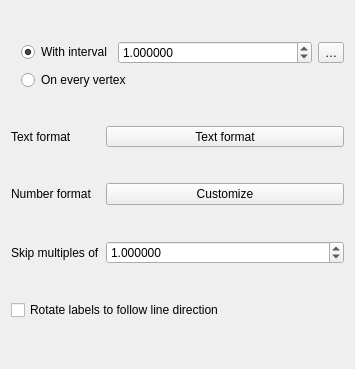
Qt form src/ui/symbollayer/qgslinearreferencingsymbollayerwidgetbase.ui (nyalldawson/QGIS) before a commit.
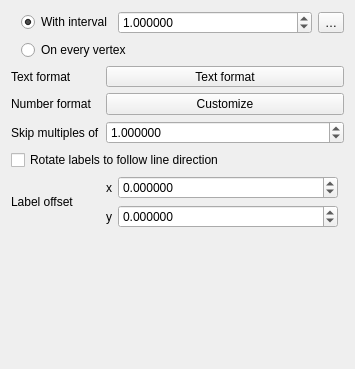
The same form after that commit. Custom widgets are drawn as their Qt base class.

Commit message: Label offset

```diff
--- a/src/ui/symbollayer/qgslinearreferencingsymbollayerwidgetbase.ui
+++ b/src/ui/symbollayer/qgslinearreferencingsymbollayerwidgetbase.ui
@@ -13,7 +13,60 @@
   <property name="windowTitle">
    <string notr="true">Linear Referencing Symbol Layer</string>
   </property>
-  <layout class="QGridLayout" name="gridLayout" rowminimumheight="0,0,0,0,0,1">
+  <layout class="QGridLayout" name="gridLayout">
+   <item row="7" column="1">
+    <spacer name="spacer">
+     <property name="orientation">
+      <enum>Qt::Orientation::Vertical</enum>
+     </property>
+     <property name="sizeHint" stdset="0">
+      <size>
+       <width>0</width>
+       <height>0</height>
+      </size>
+     </property>
+    </spacer>
+   </item>
+   <item row="2" column="1">
+    <widget class="QPushButton" name="mNumberFormatPushButton">
+     <property name="text">
+      <string>Customize</string>
+     </property>
+    </widget>
+   </item>
+   <item row="2" column="0">
+    <widget class="QLabel" name="mUnitLabelLabel_2">
+     <property name="text">
+      <string>Number format</string>
+     </property>
+     <property name="wordWrap">
+      <bool>true</bool>
+     </property>
+     <property name="buddy">
+      <cstring>mUnitLabelLineEdit</cstring>
+     </property>
+    </widget>
+   </item>
+   <item row="1" column="1">
+    <widget class="QgsFontButton" name="mTextFormatButton">
+     <property name="sizePolicy">
+      <sizepolicy hsizetype="Preferred" vsizetype="Fixed">
+       <horstretch>0</horstretch>
+       <verstretch>0</verstretch>
+      </sizepolicy>
+     </property>
+     <property name="text">
+      <string>Text format</string>
+     </property>
+    </widget>
+   </item>
+   <item row="3" column="0">
+    <widget class="QLabel" name="label_2">
+     <property name="text">
+      <string>Skip multiples of</string>
+     </property>
+    </widget>
+   </item>
    <item row="3" column="1">
     <widget class="QgsDoubleSpinBox" name="mSpinSkipMultiples">
      <property name="sizePolicy">
@@ -39,23 +92,6 @@
      </property>
     </widget>
    </item>
-   <item row="5" column="1">
-    <spacer name="spacer"/>
-   </item>
-   <item row="3" column="0">
-    <widget class="QLabel" name="label_2">
-     <property name="text">
-      <string>Skip multiples of</string>
-     </property>
-    </widget>
-   </item>
-   <item row="2" column="1">
-    <widget class="QPushButton" name="mNumberFormatPushButton">
-     <property name="text">
-      <string>Customize</string>
-     </property>
-    </widget>
-   </item>
    <item row="1" column="0">
     <widget class="QLabel" name="label">
      <property name="text">
@@ -63,29 +99,10 @@
      </property>
     </widget>
    </item>
-   <item row="1" column="1">
-    <widget class="QgsFontButton" name="mTextFormatButton">
-     <property name="sizePolicy">
-      <sizepolicy hsizetype="Preferred" vsizetype="Fixed">
-       <horstretch>0</horstretch>
-       <verstretch>0</verstretch>
-      </sizepolicy>
-     </property>
+   <item row="4" column="0" colspan="2">
+    <widget class="QCheckBox" name="mCheckRotate">
      <property name="text">
-      <string>Text format</string>
-     </property>
-    </widget>
-   </item>
-   <item row="2" column="0">
-    <widget class="QLabel" name="mUnitLabelLabel_2">
-     <property name="text">
-      <string>Number format</string>
-     </property>
-     <property name="wordWrap">
-      <bool>true</bool>
-     </property>
-     <property name="buddy">
-      <cstring>mUnitLabelLineEdit</cstring>
+      <string>Rotate labels to follow line direction</string>
      </property>
     </widget>
    </item>
@@ -171,10 +188,97 @@
      </item>
     </layout>
    </item>
-   <item row="4" column="0" colspan="2">
-    <widget class="QCheckBox" name="mCheckRotate">
+   <item row="6" column="1">
+    <layout class="QGridLayout" name="gridLayout_2">
+     <property name="leftMargin">
+      <number>0</number>
+     </property>
+     <property name="topMargin">
+      <number>0</number>
+     </property>
+     <property name="rightMargin">
+      <number>0</number>
+     </property>
+     <property name="bottomMargin">
+      <number>0</number>
+     </property>
+     <item row="0" column="0">
+      <widget class="QLabel" name="label_7">
+       <property name="text">
+        <string>x</string>
+       </property>
+      </widget>
+     </item>
+     <item row="0" column="1">
+      <widget class="QgsDoubleSpinBox" name="mSpinLabelOffsetX">
+       <property name="sizePolicy">
+        <sizepolicy hsizetype="Expanding" vsizetype="Fixed">
+         <horstretch>1</horstretch>
+         <verstretch>0</verstretch>
+        </sizepolicy>
+       </property>
+       <property name="decimals">
+        <number>6</number>
+       </property>
+       <property name="minimum">
+        <double>-99999999.989999994635582</double>
+       </property>
+       <property name="maximum">
+        <double>99999999.989999994635582</double>
+       </property>
+       <property name="singleStep">
+        <double>0.200000000000000</double>
+       </property>
+      </widget>
+     </item>
+     <item row="1" column="0">
+      <widget class="QLabel" name="label_6">
+       <property name="text">
+        <string>y</string>
+       </property>
+      </widget>
+     </item>
+     <item row="1" column="1">
+      <widget class="QgsDoubleSpinBox" name="mSpinLabelOffsetY">
+       <property name="sizePolicy">
+        <sizepolicy hsizetype="Minimum" vsizetype="Fixed">
+         <horstretch>1</horstretch>
+         <verstretch>0</verstretch>
+        </sizepolicy>
+       </property>
+       <property name="decimals">
+        <number>6</number>
+       </property>
+       <property name="minimum">
+        <double>-99999999.989999994635582</double>
+       </property>
+       <property name="maximum">
+        <double>99999999.989999994635582</double>
+       </property>
+       <property name="singleStep">
+        <double>0.200000000000000</double>
+       </property>
+      </widget>
+     </item>
+     <item row="0" column="2" rowspan="2">
+      <widget class="QgsUnitSelectionWidget" name="mLabelOffsetUnitWidget" native="true">
+       <property name="minimumSize">
+        <size>
+         <width>0</width>
+         <height>0</height>
+        </size>
+       </property>
+       <property name="focusPolicy">
+        <enum>Qt::FocusPolicy::StrongFocus</enum>
+       </property>
+      </widget>
+     </item>
+    </layout>
+   </item>
+   <item row="6" column="0">
+    <widget class="QLabel" name="label_3">
      <property name="text">
-      <string>Rotate labels to follow line direction</string>
+      <string>Label offset</string>
      </property>
     </widget>
    </item>
@@ -191,6 +295,12 @@
    <extends>QDoubleSpinBox</extends>
    <header>qgsdoublespinbox.h</header>
   </customwidget>
+  <customwidget>
+   <class>QgsUnitSelectionWidget</class>
+   <extends>QWidget</extends>
+   <header>qgsunitselectionwidget.h</header>
+   <container>1</container>
+  </customwidget>
   <customwidget>
    <class>QgsFontButton</class>
    <extends>QToolButton</extends>
```
The commit also changes 5 other files.
